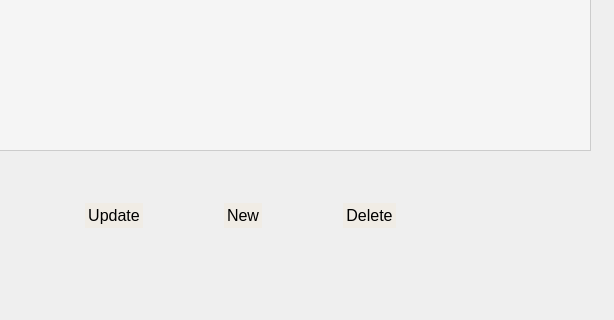
Before: the Qt Designer form gestion/clientwindow.ui in blackjack465/QT-Project, drawn with Qt 5; both pictures show x 400 to 1014 and y 280 to 600 of the 1014 by 600 pixel window.
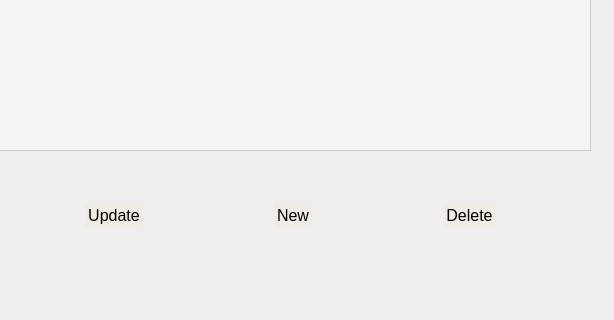
After: the same form once the commit is applied.

Patch:
```diff
--- a/gestion/clientwindow.ui
+++ b/gestion/clientwindow.ui
@@ -65,7 +65,7 @@
        <rect>
         <x>250</x>
         <y>460</y>
-        <width>321</width>
+        <width>421</width>
         <height>51</height>
        </rect>
       </property>
```
